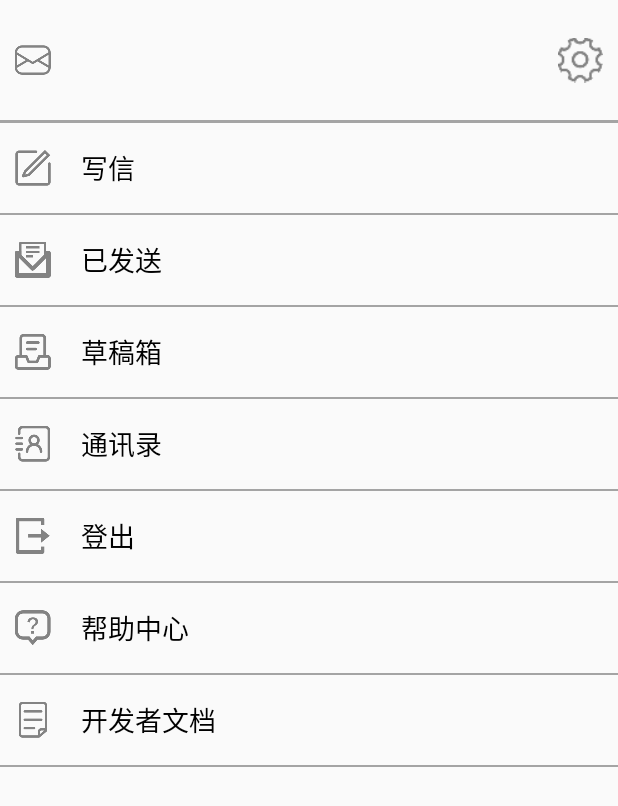
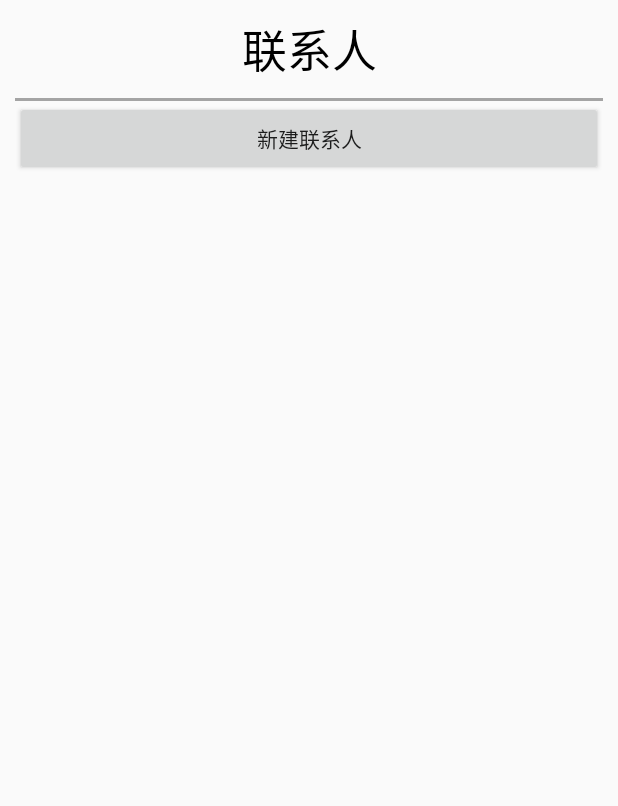
Before and after one commit to xieeryihe/android, an Android app: the HomeActivity screen opened directly, with no data from a screen before it, after a tap on "通讯录", on a phone screen of 412 x 824 dp. Shown: the top 806 px of the screen. Run offline under Robolectric (Android 15) with nearby library versions, the light colour scheme and no system bars.

Commit message:
妄图一节课赶完通讯录功能失败后，一些bug满天飞的代码，虽然基础功能不受影响

```diff
--- /dev/null
+++ b/SMTPClient/app/src/main/java/com/example/smtpclient/ContactsActivity.java
@@ -0,0 +1,44 @@
+package com.example.smtpclient;
+
+import android.content.Context;
+import android.content.Intent;
+import android.os.Bundle;
+import android.view.LayoutInflater;
+import android.view.View;
+import android.view.ViewGroup;
+import android.widget.Button;
+import android.widget.LinearLayout;
+import android.widget.TextView;
+
+import androidx.annotation.NonNull;
+import androidx.appcompat.app.AppCompatActivity;
+import androidx.recyclerview.widget.RecyclerView;
+
+import com.example.smtpclient.tools.Contact;
+
+import java.util.ArrayList;
+
+public class ContactsActivity extends AppCompatActivity {
+    Button mButtonNewContact;
+
+    @Override
+    protected void onCreate(Bundle savedInstanceState) {
+        super.onCreate(savedInstanceState);
+        setContentView(R.layout.activity_contacts);
+
+        mButtonNewContact = findViewById(R.id.button_new_contact);
+        mButtonNewContact.setOnClickListener(new View.OnClickListener() {
+            @Override
+            public void onClick(View v) {
+                Intent intent = new Intent(ContactsActivity.this,NewContactActivity.class);
+                startActivity(intent);
+            }
+        });
+    }
+
+
+
+
+
+
+}
--- a/SMTPClient/app/src/main/java/com/example/smtpclient/DraftboxActivity.java
+++ b/SMTPClient/app/src/main/java/com/example/smtpclient/DraftboxActivity.java
@@ -32,7 +32,7 @@ public class DraftboxActivity extends AppCompatActivity {
 
         SentboxActivity sentboxActivity = new SentboxActivity();//还必须得实例化一个类
         mSSLClients = sentboxActivity.getSSLClients(gDraftsFileName);//先设置所有SSLClient列表，
-        System.out.println(mSSLClients.get(0).getSubject());
+        //System.out.println(mSSLClients.get(0).getSubject());
 
         mRecyclerDraftbox = findViewById(R.id.recycler_sentbox);
         mRecyclerDraftbox.setLayoutManager(new LinearLayoutManager(DraftboxActivity.this));
--- a/SMTPClient/app/src/main/java/com/example/smtpclient/HomeActivity.java
+++ b/SMTPClient/app/src/main/java/com/example/smtpclient/HomeActivity.java
@@ -58,8 +58,8 @@ public class HomeActivity extends AppCompatActivity {
         mTextContacts.setOnClickListener(new View.OnClickListener() {
             @Override
             public void onClick(View v) {
-                Toast toast = Toast.makeText(HomeActivity.this,"待开发哦~",Toast.LENGTH_SHORT);
-                toast.show();
+                Intent intent = new Intent(HomeActivity.this, ContactsActivity.class);
+                startActivity(intent);
             }
         });
 
--- a/SMTPClient/app/src/main/java/com/example/smtpclient/MainActivity.java
+++ b/SMTPClient/app/src/main/java/com/example/smtpclient/MainActivity.java
@@ -28,6 +28,7 @@ public class MainActivity extends AppCompatActivity {
     public static File gUsersJsonFile;
     public static String gEmailsFileName;//任何用户的右键数据都存在其对应文件夹的该文件中
     public static String gDraftsFileName;//草稿箱同上
+    public static String gContactsFileName;//所有联系人
     public static String gFilesPath;//files文件夹的路径名字
 
     public static String default_username;
@@ -44,6 +45,7 @@ public class MainActivity extends AppCompatActivity {
         gAuthorizationCode = gShared.getString("authorizationCode","");
         gEmailsFileName = "emails.json";
         gDraftsFileName = "drafts.json";
+        gContactsFileName = "contacts.json";
         gFilesPath = getFilesDir().toString();
         default_username = "2640182777@qq.com";
         default_authorizationCode = "fjbzxoivfccxdjbc";
--- /dev/null
+++ b/SMTPClient/app/src/main/res/layout/activity_contacts.xml
@@ -0,0 +1,34 @@
+<?xml version="1.0" encoding="utf-8"?>
+<LinearLayout xmlns:android="http://schemas.android.com/apk/res/android"
+    android:layout_width="match_parent"
+    android:layout_height="match_parent"
+    android:orientation="vertical"
+    android:layout_margin="10dp">
+    <TextView
+        android:layout_width="match_parent"
+        android:layout_height="wrap_content"
+        android:gravity="center"
+        android:textSize="30sp"
+        android:text="联系人"
+        android:textColor="@color/black"
+        android:layout_marginBottom="10dp"
+        />
+    <View
+        android:layout_width="match_parent"
+        android:layout_height="2dp"
+        android:background="@color/grey"/>
+
+    <!--用recyclerview实现动态加载-->
+    <androidx.recyclerview.widget.RecyclerView
+        android:id="@+id/recycler_contacts"
+        android:layout_width="match_parent"
+        android:layout_height="wrap_content"
+        />
+    <Button
+        android:id="@+id/button_new_contact"
+        android:layout_width="match_parent"
+        android:layout_height="50dp"
+        android:text="新建联系人"
+        />
+
+</LinearLayout>
--- a/SMTPClient/app/src/main/res/layout/activity_get_auth.xml
+++ b/SMTPClient/app/src/main/res/layout/activity_get_auth.xml
@@ -4,7 +4,7 @@
     android:layout_height="match_parent"
     android:orientation="vertical">
     <WebView
-        android:id="@+id/webview_email"
+        android:id="@+id/webview_get_auth"
         android:layout_width="match_parent"
         android:layout_height="wrap_content"/>
 
--- a/SMTPClient/gradle.properties
+++ b/SMTPClient/gradle.properties
@@ -17,3 +17,4 @@ org.gradle.jvmargs=-Xmx2048m -Dfile.encoding=UTF-8
 android.useAndroidX=true
 # Automatically convert third-party libraries to use AndroidX
 android.enableJetifier=true
+android.injected.testOnly = false
```
Also changed, not shown: SMTPClient/app/src/main/AndroidManifest.xml (+12 -3 lines), SMTPClient/app/src/main/java/com/example/smtpclient/LoginActivity.java (+20 -0 lines), SMTPClient/app/src/main/java/com/example/smtpclient/NewContactActivity.java (added, +89 -0 lines), SMTPClient/app/src/main/java/com/example/smtpclient/tools/BoxLinearAdapter.java (+0 -19 lines), SMTPClient/app/src/main/java/com/example/smtpclient/tools/Contact.java (added, +77 -0 lines), SMTPClient/app/src/main/java/com/example/smtpclient/webView/GetAuthActivity.java (+9 -9 lines), SMTPClient/app/src/main/res/layout/activity_new_contact.xml (added, +46 -0 lines), SMTPClient/app/src/main/res/layout/layout_recycle_contact.xml (added, +63 -0 lines).
